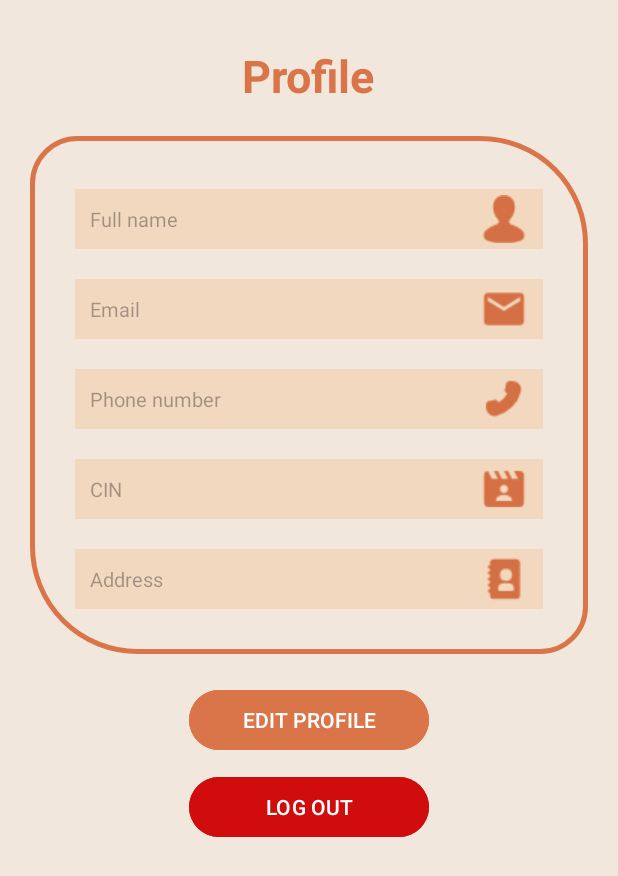
After one commit to abir2000708/MobileProject, an Android app: the ProfileActivity screen opened directly, with no data from a screen before it, on a phone screen of 412 x 824 dp. The commit adds this screen. Shown: the top 876 px of the screen. Run offline under Robolectric (Android 15) with nearby library versions, the phone set to English and light mode, and no system bars; our stand-ins replace Firebase (no records; nobody signed in at launch, a user with empty details on screens opened directly); 5 statements that could not run were skipped.

Commit message:
feat: user profile

```diff
--- a/app/src/main/AndroidManifest.xml
+++ b/app/src/main/AndroidManifest.xml
@@ -14,6 +14,9 @@
         android:supportsRtl="true"
         android:theme="@style/Theme.Formationstagefév"
         tools:targetApi="31">
+        <activity
+            android:name=".ProfileActivity"
+            android:exported="false" />
         <activity
             android:name=".HomeActivity"
             android:exported="false" />
--- /dev/null
+++ b/app/src/main/java/com/example/formationstagefv/ProfileActivity.java
@@ -0,0 +1,101 @@
+package com.example.formationstagefv;
+
+import android.content.Intent;
+import android.content.SharedPreferences;
+import android.os.Bundle;
+import android.widget.Button;
+import android.widget.EditText;
+import android.widget.TextView;
+import android.widget.Toast;
+
+import androidx.activity.EdgeToEdge;
+import androidx.annotation.NonNull;
+import androidx.appcompat.app.AppCompatActivity;
+import androidx.core.graphics.Insets;
+import androidx.core.view.ViewCompat;
+import androidx.core.view.WindowInsetsCompat;
+
+import com.google.firebase.auth.FirebaseAuth;
+import com.google.firebase.auth.FirebaseUser;
+import com.google.firebase.database.DataSnapshot;
+import com.google.firebase.database.DatabaseError;
+import com.google.firebase.database.DatabaseReference;
+import com.google.firebase.database.FirebaseDatabase;
+import com.google.firebase.database.ValueEventListener;
+
+public class ProfileActivity extends AppCompatActivity {
+    private EditText fullName ,email, phoneNumber, cin, address;
+    private Button btnEditProfile, btnLogOut ;
+     private FirebaseAuth firebaseAuth;
+     private FirebaseDatabase firebaseDatabase;
+     private DatabaseReference databaseReference;
+     private FirebaseUser loggedUser ;
+
+
+
+    @Override
+    protected void onCreate(Bundle savedInstanceState) {
+        super.onCreate(savedInstanceState);
+        EdgeToEdge.enable(this);
+        setContentView(R.layout.activity_profile);
+        ViewCompat.setOnApplyWindowInsetsListener(findViewById(R.id.main), (v, insets) -> {
+            Insets systemBars = insets.getInsets(WindowInsetsCompat.Type.systemBars());
+            v.setPadding(systemBars.left, systemBars.top, systemBars.right, systemBars.bottom);
+            return insets;
+        });
+
+        fullName= findViewById(R.id.full_name_profile);
+        email= findViewById(R.id.email_profile);
+        phoneNumber= findViewById(R.id.phone_profile);
+        cin= findViewById(R.id.cin_profile);
+        address= findViewById(R.id.address_profile);
+        btnEditProfile= findViewById(R.id.btn_edit_profile);
+        btnLogOut= findViewById(R.id.btn_log_out);
+
+        firebaseAuth = FirebaseAuth.getInstance();
+        firebaseDatabase = FirebaseDatabase.getInstance();
+        loggedUser = firebaseAuth.getCurrentUser();
+        databaseReference =firebaseDatabase.getReference().child("Users").child(""+loggedUser.getUid());
+
+        databaseReference.addValueEventListener(new ValueEventListener() {
+            @Override
+            public void onDataChange(@NonNull DataSnapshot snapshot) {
+             String fullNameString = snapshot.child("fullName").getValue().toString();
+             String emailString= snapshot.child("email").getValue().toString();
+             String phoneNumberString = snapshot.child("phoneNumber").getValue().toString();
+             String cinString = snapshot.child("cin").getValue().toString();
+             String  addressString = snapshot.child("address").getValue().toString();
+
+             fullName.setText(fullNameString);
+             email.setText(emailString);
+             phoneNumber.setText(phoneNumberString);
+             cin.setText(cinString);
+             address.setText(addressString);
+
+            }
+
+            @Override
+            public void onCancelled(@NonNull DatabaseError error) {
+                Toast.makeText(ProfileActivity.this, "Error" + error, Toast.LENGTH_SHORT).show();
+
+            }
+        });
+
+        btnLogOut.setOnClickListener(v ->{
+            SharedPreferences sharedPreferences = getSharedPreferences("checkBox", MODE_PRIVATE);
+            SharedPreferences.Editor editor = sharedPreferences.edit();
+            editor.putBoolean("rememberMe", false);
+            editor.apply();
+            firebaseAuth.signOut();
+            startActivity(new Intent(this,SignInActivity.class));
+            Toast.makeText(this, "Log out successfully", Toast.LENGTH_SHORT).show();
+            finish();
+        });
+
+
+
+
+
+
+    }
+}
--- a/app/src/main/java/com/example/formationstagefv/SignInActivity.java
+++ b/app/src/main/java/com/example/formationstagefv/SignInActivity.java
@@ -2,8 +2,11 @@ package com.example.formationstagefv;
 
 import android.app.ProgressDialog;
 import android.content.Intent;
+import android.content.SharedPreferences;
 import android.os.Bundle;
 import android.widget.Button;
+import android.widget.CheckBox;
+import android.widget.CompoundButton;
 import android.widget.EditText;
 import android.widget.TextView;
 import android.widget.Toast;
@@ -32,6 +35,7 @@ public class SignInActivity extends AppCompatActivity {
     private static final String REGEX_PASSWORD = "^.*(?=.{8,})(?=..*[0-9])(?=.*[a-z])(?=.*[A-Z])(?=.*[@#$%^&+=]).*$";
     private FirebaseAuth firebaseAuth;
     private ProgressDialog progressDialog;
+    private CheckBox rememberMe;
 
     @Override
     protected void onCreate(Bundle savedInstanceState) {
@@ -49,9 +53,29 @@ public class SignInActivity extends AppCompatActivity {
         btnSignIn = findViewById(R.id.btn_sign_in);
         emailSignIn = findViewById(R.id.email_sign_in);
         passwordSignIn = findViewById(R.id.password_sign_in);
+        rememberMe = findViewById(R.id.remember_me);
 
         firebaseAuth = FirebaseAuth.getInstance();
         progressDialog = new ProgressDialog(this);
+
+        SharedPreferences sharedPreferences = getSharedPreferences("checkBox", MODE_PRIVATE);
+        SharedPreferences.Editor editor = sharedPreferences.edit();
+
+        boolean rememberIsChecked = sharedPreferences.getBoolean("rememberMe",false);
+        if (rememberIsChecked){
+         startActivity( new Intent(this,ProfileActivity.class));
+        }
+
+        rememberMe.setOnCheckedChangeListener((buttonView, isChecked) -> {
+            if (buttonView.isChecked()) {
+                editor.putBoolean("rememberMe", true);
+                editor.apply();
+            } else {
+                editor.putBoolean("rememberMe", false);
+                editor.apply();
+            }
+
+        });
 
 
         goToForgotPassword.setOnClickListener(v -> {
@@ -83,7 +107,7 @@ public class SignInActivity extends AppCompatActivity {
         FirebaseUser loggedUser = firebaseAuth.getCurrentUser();
         if (loggedUser != null) {
             if (loggedUser.isEmailVerified()) {
-                startActivity(new Intent(this, HomeActivity.class));
+                startActivity(new Intent(this,ProfileActivity.class));
                 finish();
             } else {
                 Toast.makeText(this, "Please verify your email ", Toast.LENGTH_SHORT).show();
--- /dev/null
+++ b/app/src/main/res/layout/activity_profile.xml
@@ -0,0 +1,123 @@
+<?xml version="1.0" encoding="utf-8"?>
+<LinearLayout xmlns:android="http://schemas.android.com/apk/res/android"
+    xmlns:app="http://schemas.android.com/apk/res-auto"
+    xmlns:tools="http://schemas.android.com/tools"
+    android:id="@+id/main"
+    android:layout_width="match_parent"
+    android:layout_height="match_parent"
+    android:background="@color/bg_color"
+    android:orientation="vertical"
+    tools:context=".ProfileActivity">
+
+    <TextView
+        android:layout_width="wrap_content"
+        android:layout_height="wrap_content"
+        android:layout_gravity="center"
+        android:layout_marginTop="30sp"
+        android:text="Profile"
+        android:textColor="@color/color_app"
+        android:textSize="30sp"
+        android:textStyle="bold" />
+
+    <LinearLayout
+        android:layout_width="match_parent"
+        android:layout_height="wrap_content"
+        android:layout_margin="20sp"
+        android:layout_marginHorizontal="10sp"
+        android:background="@drawable/shape"
+        android:orientation="vertical"
+        android:padding="10sp">
+
+        <EditText
+            android:id="@+id/full_name_profile"
+            android:layout_width="match_parent"
+            android:layout_height="40dp"
+            android:layout_marginHorizontal="20sp"
+            android:layout_marginTop="25sp"
+            android:background="@color/first_app"
+            android:drawableEnd="@drawable/ic_name"
+            android:hint="Full name"
+            android:inputType="text"
+            android:paddingHorizontal="10sp"
+            android:textColor="@color/black"
+            android:textSize="13sp" />
+
+        <EditText
+            android:id="@+id/email_profile"
+            android:layout_width="match_parent"
+            android:layout_height="40dp"
+            android:layout_marginHorizontal="20sp"
+            android:layout_marginTop="20sp"
+            android:background="@color/first_app"
+            android:drawableEnd="@drawable/ic_email"
+            android:hint="Email"
+            android:inputType="textEmailAddress"
+            android:paddingHorizontal="10sp"
+            android:textColor="@color/black"
+            android:textSize="13sp"
+            android:focusableInTouchMode="false"/>
+
+        <EditText
+            android:id="@+id/phone_profile"
+            android:layout_width="match_parent"
+            android:layout_height="40dp"
+            android:layout_marginHorizontal="20sp"
+            android:layout_marginTop="20sp"
+            android:background="@color/first_app"
+            android:drawableEnd="@drawable/phone"
+            android:hint="Phone number"
+            android:inputType="number"
+            android:paddingHorizontal="10sp"
+            android:textColor="@color/black"
+            android:textSize="13sp" />
+
+        <EditText
+            android:id="@+id/cin_profile"
+            android:layout_width="match_parent"
+            android:layout_height="40dp"
+            android:layout_marginHorizontal="20sp"
+            android:layout_marginTop="20sp"
+            android:background="@color/first_app"
+            android:drawableEnd="@drawable/ic_cin"
+            android:hint="CIN"
+            android:inputType="number"
+            android:paddingHorizontal="10sp"
+            android:textColor="@color/black"
+            android:textSize="13sp" />
+
+        <EditText
+            android:id="@+id/address_profile"
+            android:layout_width="match_parent"
+            android:layout_height="40dp"
+            android:layout_marginHorizontal="20sp"
+            android:layout_marginTop="20sp"
+            android:layout_marginBottom="20sp"
+            android:background="@color/first_app"
+            android:drawableEnd="@drawable/address"
+            android:hint="Address"
+            android:inputType="text"
+            android:paddingHorizontal="10sp"
+            android:textColor="@color/black"
+            android:textSize="13sp" />
+
+
+    </LinearLayout>
+
+    <Button
+        android:id="@+id/btn_edit_profile"
+        android:layout_width="160dp"
+        android:layout_height="wrap_content"
+        android:layout_gravity="center"
+        android:backgroundTint="@color/color_app"
+        android:text="EDIT PROFILE" />
+
+    <Button
+        android:id="@+id/btn_log_out"
+        android:layout_width="160dp"
+        android:layout_height="wrap_content"
+        android:layout_gravity="center"
+        android:layout_marginTop="10sp"
+        android:backgroundTint="@color/red"
+        android:text="LOG OUT" />
+
+</LinearLayout>
--- a/app/src/main/res/layout/activity_sign_in.xml
+++ b/app/src/main/res/layout/activity_sign_in.xml
@@ -93,6 +93,7 @@
                 android:textSize="13sp" />
 
             <CheckBox
+                android:id="@+id/remember_me"
                 android:layout_width="wrap_content"
                 android:layout_height="wrap_content"
                 android:layout_marginStart="20sp"
--- a/app/src/main/res/values/colors.xml
+++ b/app/src/main/res/values/colors.xml
@@ -9,4 +9,5 @@
     <color name="gray">#7F6969</color>
     <color name="first_app">#F2D8BE</color>
     <color name="second_app">#854442</color>
+    <color name="red">#D00C0C</color>
 </resources>
```
